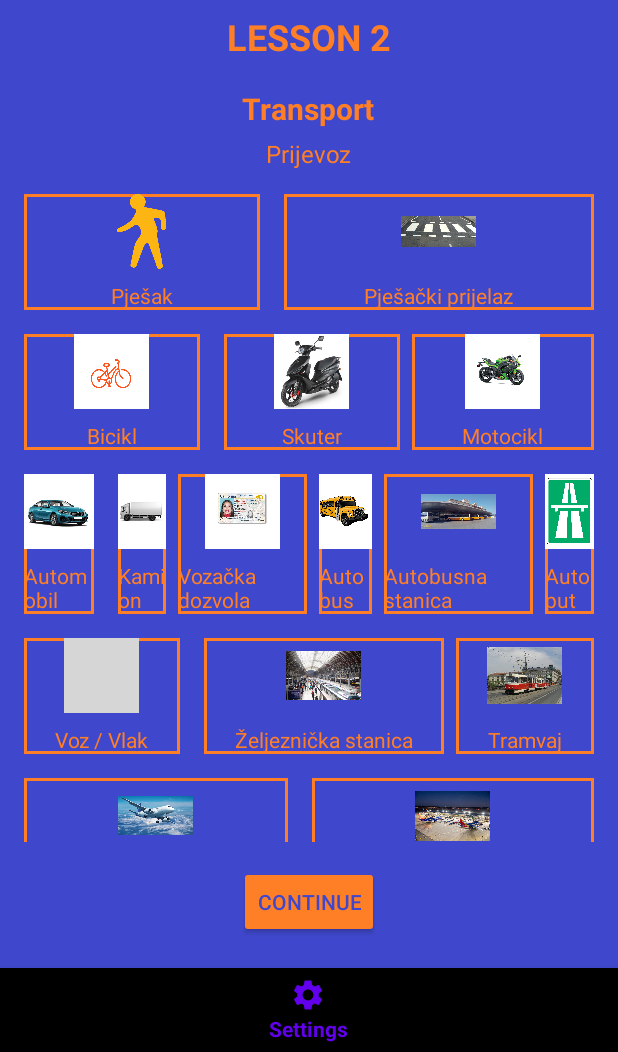
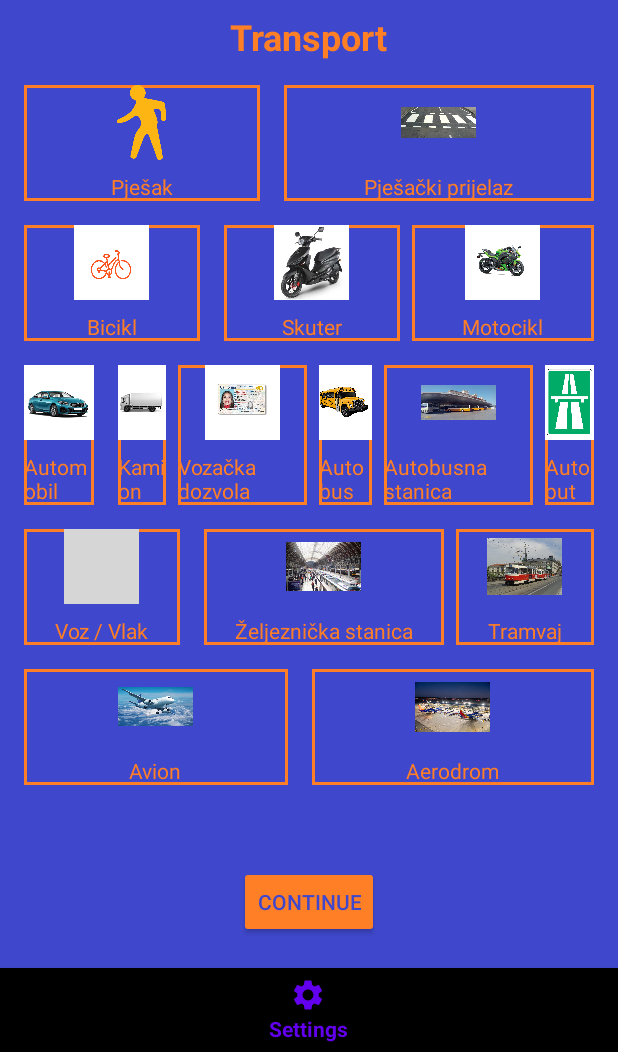
Before and after one commit to Irfan044/BPR2-IrfanCatovic, an Android app: the TransportFragment screen opened through its navigation route, after a tap on "Pješak", on a phone screen of 412 x 824 dp, the part 184-1236 px from its top. Run offline under Robolectric (Android 15) with nearby library versions, the phone set to English and light mode, and no system bars; our stand-ins replace Firebase (no records; nobody signed in at launch, a user with empty details on screens opened directly); grey boxes are pictures that could not be loaded.

Commit message:
Small fixes and lesson numbers removed

```diff
--- a/app/src/main/java/com/example/learningbcms/views/LessonMenuFragment.java
+++ b/app/src/main/java/com/example/learningbcms/views/LessonMenuFragment.java
@@ -73,7 +73,7 @@ public class LessonMenuFragment extends Fragment {
         cardView6.setOnClickListener(new View.OnClickListener() {
             @Override
             public void onClick(View v) {
-                navController.navigate(R.id.action_lessonMenuFragment_to_beginnerScreen);
+                navController.navigate(R.id.action_lessonMenuFragment_to_transportFragment);
             }
         });
 
--- a/app/src/main/res/layout/fragment_transport.xml
+++ b/app/src/main/res/layout/fragment_transport.xml
@@ -32,31 +32,12 @@
             <TextView
                 android:layout_width="wrap_content"
                 android:layout_height="wrap_content"
-                android:text="LESSON 2"
+                android:text="Transport"
                 android:textColor="#FF7F27"
                 android:layout_gravity="center"
                 android:textStyle="bold"
                 android:textSize="24sp"
                 android:layout_marginTop="8dp"/>
-
-            <TextView
-                android:layout_width="wrap_content"
-                android:layout_height="wrap_content"
-                android:text="Transport"
-                android:textSize="20sp"
-                android:layout_gravity="center"
-                android:textColor="#FF7F27"
-                android:textStyle="bold"
-                android:layout_marginTop="18dp"/>
-
-            <TextView
-                android:layout_width="wrap_content"
-                android:layout_height="wrap_content"
-                android:text="Prijevoz"
-                android:layout_gravity="center"
-                android:textColor="#FF7F27"
-                android:textSize="16sp"
-                android:layout_marginTop="5dp"/>
 
             <LinearLayout
                 android:layout_width="match_parent"
```
Also changed, not shown: app/src/main/res/layout/fragment_beginner_screen.xml (+1 -11 lines).
